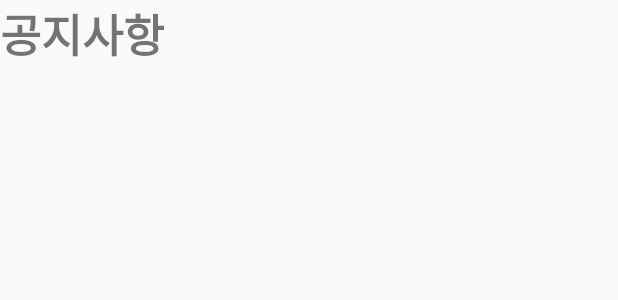
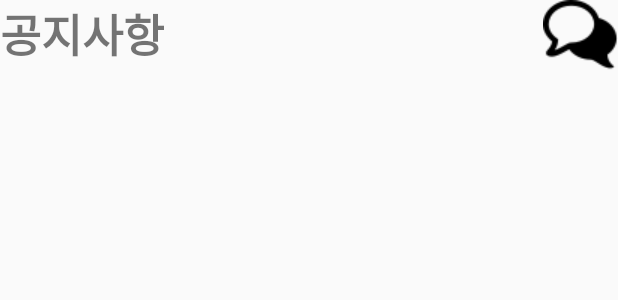
Before and after one commit to hongjoonki/mobile, an Android app: the layout activity_manager_frag2.xml on its own in the app's theme, with its tools: preview values and no code run, on a phone screen of 412 x 824 dp. Shown: the top 300 px of the screen. Run offline under Robolectric (Android 15) with nearby library versions, the phone set to English and light mode, and no system bars; network calls fail.

Commit message:
no message

```diff
--- a/app/src/main/res/layout/activity_manager_frag2.xml
+++ b/app/src/main/res/layout/activity_manager_frag2.xml
@@ -2,14 +2,46 @@
 <LinearLayout xmlns:android="http://schemas.android.com/apk/res/android"
     android:layout_width="match_parent"
     android:layout_height="match_parent"
-    android:orientation="vertical"
+    android:orientation="horizontal"
     >
 
-    <TextView
+    <LinearLayout
         android:layout_width="match_parent"
-        android:layout_height="match_parent"
-        android:textSize="30dp"
-        android:textStyle="bold"
-        android:text="공지사항" />
+        android:layout_height="wrap_content"
+        android:orientation="horizontal">
+
+
+        <LinearLayout
+            android:layout_width="match_parent"
+            android:layout_height="wrap_content"
+            android:layout_weight="1">
+
+            <TextView
+                android:layout_width="wrap_content"
+                android:layout_height="wrap_content"
+                android:text="공지사항"
+                android:textSize="30dp"
+                android:textStyle="bold" />
+
+        </LinearLayout>
+
+        <LinearLayout
+            android:layout_width="match_parent"
+            android:layout_height="wrap_content"
+            android:layout_weight="1"
+            android:gravity="right">
+
+            <ImageView
+                android:layout_width="wrap_content"
+                android:layout_height="wrap_content"
+                android:src="@drawable/chat" />
+
+
+        </LinearLayout>
+
+
+    </LinearLayout>
+
+
 
 </LinearLayout>
```
Also changed, not shown: app/src/main/res/layout/fragment_part3.xml (+38 -6 lines), app/src/main/res/drawable/chat.png (added).
